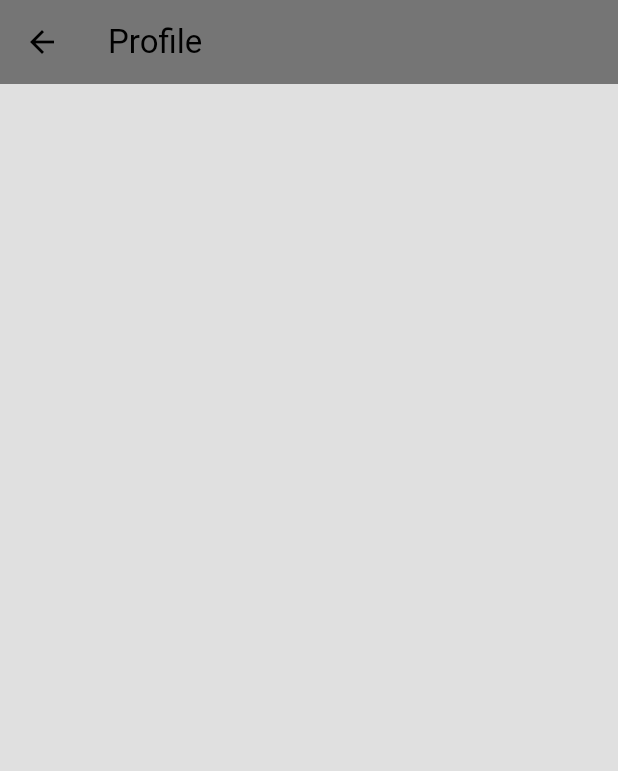
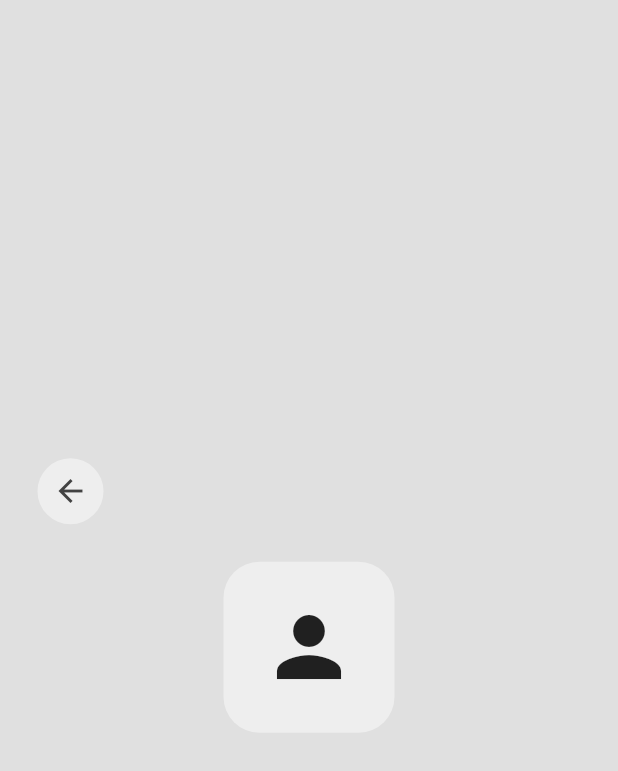
Before and after one commit to Abelleul23/minmal_soccialapp_flutter, a Flutter app: the ProfilePage screen opened by its route, on a phone screen of 412 x 824 dp. Shown: the top 771 px of the screen. Run offline on Flutter 3.47's test engine with Material 3 defaults, Android fonts, the phone set to English and light mode, and no system bars; our stand-ins replace cloud_firestore, firebase_auth, firebase_core; accounts and stored records are empty; network calls fail.

Commit message:
Added decoration & UI enhancment to the app

```diff
--- a/lib/auth/auth.dart
+++ b/lib/auth/auth.dart
@@ -15,7 +15,7 @@ class AuthPage extends StatelessWidget {
         builder: (context, snapshot) {
           // user is logged in
           if (snapshot.hasData) {
-            return const HomePage();
+            return HomePage();
           }
 
           // user is NOT logged in
--- /dev/null
+++ b/lib/components/my_back_button.dart
@@ -0,0 +1,23 @@
+import 'package:flutter/material.dart';
+
+class MyBackButton extends StatelessWidget {
+  const MyBackButton({super.key});
+
+  @override
+  Widget build(BuildContext context) {
+    return GestureDetector(
+      onTap: () => Navigator.pop(context),
+      child: Container(
+        decoration: BoxDecoration(
+          color: Theme.of(context).colorScheme.primary,
+          shape: BoxShape.circle,
+        ),
+        padding: const EdgeInsets.all(10),
+        child: Icon(
+          Icons.arrow_back,
+          color: Theme.of(context).colorScheme.inversePrimary,
+        ),
+      ),
+    );
+  }
+}
--- a/lib/main.dart
+++ b/lib/main.dart
@@ -29,7 +29,7 @@ class MyApp extends StatelessWidget {
       darkTheme: darkMode,
       routes: {
         '/login_or_register_page': (context) => const LoginOrRegister(),
-        '/home_page': (context) => const HomePage(),
+        '/home_page': (context) => HomePage(),
         '/profile_page': (context) => ProfilePage(),
         '/users_page': (context) => const UsersPage(),
       },
--- a/lib/pages/profile_page.dart
+++ b/lib/pages/profile_page.dart
@@ -1,6 +1,7 @@
 import 'package:cloud_firestore/cloud_firestore.dart';
 import 'package:firebase_auth/firebase_auth.dart';
 import 'package:flutter/material.dart';
+import 'package:socialapp/components/my_back_button.dart';
 
 class ProfilePage extends StatelessWidget {
   ProfilePage({super.key});
@@ -19,11 +20,6 @@ class ProfilePage extends StatelessWidget {
   @override
   Widget build(BuildContext context) {
     return Scaffold(
-      appBar: AppBar(
-        title: const Text("Profile"),
-        backgroundColor: Theme.of(context).colorScheme.inversePrimary,
-        elevation: 0,
-      ),
       backgroundColor: Theme.of(context).colorScheme.surface,
       body: FutureBuilder<DocumentSnapshot<Map<String, dynamic>>>(
         future: getUserDetails(),
@@ -47,11 +43,53 @@ class ProfilePage extends StatelessWidget {
 
             return Center(
               child: Column(
+                mainAxisAlignment: MainAxisAlignment.center,
                 children: [
-                  Text(user!['email']),
+                  // back button
+                  const Padding(
+                    padding: EdgeInsets.only(
+                      top: 50.0,
+                      left: 25,
+                    ),
+                    child: Row(
+                      children: [
+                        MyBackButton(),
+                      ],
+                    ),
+                  ),
+
+                  const SizedBox(height: 25),
+                  // profile pic
+                  Container(
+                    decoration: BoxDecoration(
+                      color: Theme.of(context).colorScheme.primary,
+                      borderRadius: BorderRadius.circular(24),
+                    ),
+                    padding: const EdgeInsets.all(25),
+                    child: const Icon(
+                      Icons.person,
+                      size: 64,
+                    ),
+                  ),
+
+                  const SizedBox(height: 25),
+
+                  //username
                   Text(
-                    user['username'],
-                  )
+                    user!['username'],
+                    style: const TextStyle(
+                      fontSize: 24,
+                      fontWeight: FontWeight.bold,
+                    ),
+                  ),
+
+                  //email
+                  Text(
+                    user['email'],
+                    style: TextStyle(
+                      color: Colors.grey[600],
+                    ),
+                  ),
                 ],
               ),
             );
--- a/lib/theme/light_mode.dart
+++ b/lib/theme/light_mode.dart
@@ -6,7 +6,7 @@ ThemeData lightMode = ThemeData(
     surface: Colors.grey.shade300,
     primary: Colors.grey.shade200,
     secondary: Colors.grey.shade400,
-    inversePrimary: Colors.grey.shade600,
+    inversePrimary: Colors.grey.shade800,
   ),
   textTheme: ThemeData.light().textTheme.apply(
         bodyColor: Colors.grey[800],
```
Also changed, not shown: lib/pages/home_page.dart (+24 -4 lines), lib/pages/users_page.dart (+24 -6 lines).
